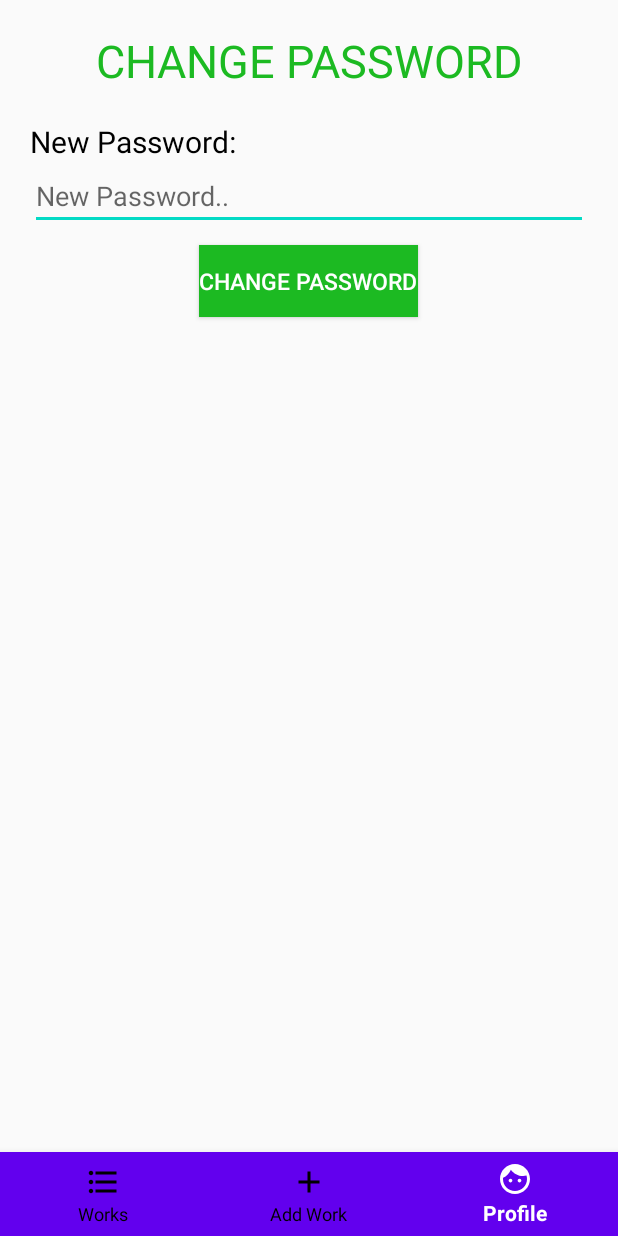
After one commit to tygbspartan/CourseWork, an Android app: the ChangePassword screen opened directly, with no data from a screen before it, on a phone screen of 412 x 824 dp. The commit adds this screen. Run offline under Robolectric (Android 15) with nearby library versions, the phone set to English and light mode, and no system bars; our stand-ins replace Firebase (no records; nobody signed in at launch, a user with empty details on screens opened directly).

Commit message:
Edit Profile and Change Password

```diff
--- a/app/src/main/AndroidManifest.xml
+++ b/app/src/main/AndroidManifest.xml
@@ -12,7 +12,8 @@
         android:roundIcon="@drawable/eg"
         android:supportsRtl="true"
         android:theme="@style/AppTheme">
-        <activity android:name=".EditProfile"></activity>
+        <activity android:name=".ChangePassword"></activity>
+        <activity android:name=".EditProfile" />
         <activity android:name=".Profile" />
         <activity android:name=".AddWorks" />
         <activity android:name=".Works" />
--- /dev/null
+++ b/app/src/main/java/com/example/eg/ChangePassword.java
@@ -0,0 +1,88 @@
+package com.example.eg;
+
+import androidx.annotation.NonNull;
+import androidx.appcompat.app.AppCompatActivity;
+
+import android.content.Intent;
+import android.os.Bundle;
+import android.view.MenuItem;
+import android.view.View;
+import android.widget.Button;
+import android.widget.EditText;
+import android.widget.Toast;
+
+import com.google.android.gms.tasks.OnCompleteListener;
+import com.google.android.gms.tasks.Task;
+import com.google.android.material.bottomnavigation.BottomNavigationView;
+import com.google.firebase.auth.FirebaseAuth;
+import com.google.firebase.auth.FirebaseUser;
+
+public class ChangePassword extends AppCompatActivity {
+
+    private EditText newPassword;
+    private Button change;
+
+    private FirebaseUser firebaseUser;
+
+    @Override
+    protected void onCreate(Bundle savedInstanceState) {
+        super.onCreate(savedInstanceState);
+        setContentView(R.layout.activity_change_password);
+
+        newPassword = findViewById(R.id.etNewPassword);
+        change = findViewById(R.id.btnChange);
+
+        firebaseUser = FirebaseAuth.getInstance().getCurrentUser();
+
+            change.setOnClickListener(new View.OnClickListener() {
+                @Override
+                public void onClick(View view) {
+
+                    String userPasswordNew = newPassword.getText().toString();
+                    firebaseUser.updatePassword(userPasswordNew).addOnCompleteListener(new OnCompleteListener<Void>() {
+                        @Override
+                        public void onComplete(@NonNull Task<Void> task) {
+                            if (task.isSuccessful()) {
+                                Toast.makeText(ChangePassword.this, "Password has been changed", Toast.LENGTH_SHORT).show();
+                                finish();
+                            }
+                            else {
+                                Toast.makeText(ChangePassword.this, "Ops, Password could not be updated.", Toast.LENGTH_SHORT).show();
+                            }
+                        }
+                    });
+                }
+            });
+
+
+
+        //initialize and assign variable
+        BottomNavigationView bottomNavigationView = findViewById(R.id.bottom_nav);
+
+        //Set Home Selected
+        bottomNavigationView.setSelectedItemId(R.id.profile_id);
+
+        //Perform ItemSelectedListener
+        bottomNavigationView.setOnNavigationItemSelectedListener(new BottomNavigationView.OnNavigationItemSelectedListener() {
+            @Override
+            public boolean onNavigationItemSelected(@NonNull MenuItem menuItem) {
+                switch (menuItem.getItemId()){
+                    case R.id.works_id:
+                        startActivity(new Intent(getApplicationContext(),Works.class));
+                        overridePendingTransition(0,0);
+                        return true;
+                    case R.id.add_work_id:
+                        startActivity(new Intent(getApplicationContext(),AddWorks.class));
+                        overridePendingTransition(0,0);
+                        return true;
+                    case R.id.profile_id:
+                        startActivity(new Intent(getApplicationContext(),Profile.class));
+                        overridePendingTransition(0,0);
+                        return true;
+                }
+                return false;
+            }
+        });
+    }
+
+}
--- a/app/src/main/java/com/example/eg/MainActivity.java
+++ b/app/src/main/java/com/example/eg/MainActivity.java
@@ -63,10 +63,16 @@ public class MainActivity extends AppCompatActivity {
             Toast.makeText(this, "Password Length Insuff..", Toast.LENGTH_SHORT).show();
             return;
         }
+
+        else if (name.isEmpty() || contact.isEmpty() || location.isEmpty() || email.isEmpty() || pass.isEmpty() || confirm_pass.isEmpty()){
+            Toast.makeText(this, "Fields should not be empty!!", Toast.LENGTH_SHORT).show();
+        }
+
         else if(pass.equals(confirm_pass)){
             //crieteria pass for signup user
             createAccount(email,pass);
         }
+
         else{
             Toast.makeText(this, "Password Dont Match", Toast.LENGTH_SHORT).show();
         }
--- /dev/null
+++ b/app/src/main/res/layout/activity_change_password.xml
@@ -0,0 +1,79 @@
+<?xml version="1.0" encoding="utf-8"?>
+<RelativeLayout xmlns:android="http://schemas.android.com/apk/res/android"
+    xmlns:app="http://schemas.android.com/apk/res-auto"
+    xmlns:tools="http://schemas.android.com/tools"
+    android:layout_width="match_parent"
+    android:layout_height="match_parent"
+    tools:context=".ChangePassword">
+
+    <LinearLayout xmlns:android="http://schemas.android.com/apk/res/android"
+        xmlns:app="http://schemas.android.com/apk/res-auto"
+        xmlns:tools="http://schemas.android.com/tools"
+        android:layout_width="match_parent"
+        android:layout_height="match_parent"
+        android:layout_above="@+id/bottom_nav"
+        android:orientation="vertical"
+        android:padding="20dp"
+        tools:context=".EditProfile">
+
+    <TextView
+        android:layout_width="match_parent"
+        android:layout_height="wrap_content"
+        android:gravity="center"
+        android:text="CHANGE PASSWORD"
+        android:textColor="#1CBA22"
+        android:textSize="30dp" />
+
+    <TextView
+        android:layout_width="match_parent"
+        android:layout_height="wrap_content"
+        android:layout_marginTop="20dp"
+        android:text="New Password:"
+        android:textColor="#000000"
+        android:textSize="20dp" />
+
+    <EditText
+        android:id="@+id/etNewPassword"
+        android:layout_width="match_parent"
+        android:layout_height="wrap_content"
+        android:inputType="textPassword"
+        android:hint="New Password.." />
+
+<!--    <TextView-->
+<!--        android:layout_width="match_parent"-->
+<!--        android:layout_height="wrap_content"-->
+<!--        android:layout_marginTop="10dp"-->
+<!--        android:text="Confirm Password:"-->
+<!--        android:textColor="#000000"-->
+<!--        android:textSize="20dp" />-->
+
+<!--    <EditText-->
+<!--        android:id="@+id/etNewConfirmPassword"-->
+<!--        android:layout_width="match_parent"-->
+<!--        android:layout_height="wrap_content"-->
+<!--        android:hint="Confirm Password.."-->
+<!--        android:inputType="textPassword" />-->
+
+    <Button
+        android:id="@+id/btnChange"
+        android:layout_marginTop="10dp"
+        android:layout_gravity="center"
+        android:text="Change Password"
+        android:textSize="15dp"
+        android:textColor="#FFFFFF"
+        android:background="#1CBA22"
+        android:layout_width="wrap_content"
+        android:layout_height="wrap_content"/>
+    </LinearLayout>
+
+    <com.google.android.material.bottomnavigation.BottomNavigationView
+        android:id="@+id/bottom_nav"
+        android:layout_width="match_parent"
+        android:layout_height="wrap_content"
+        android:layout_alignParentBottom="true"
+        app:itemBackground="@color/colorPrimary"
+        app:itemIconTint="@drawable/selector"
+        app:itemTextColor="@drawable/selector"
+        app:menu="@menu/menu_nav" />
+
+</RelativeLayout>
```
Also changed, not shown: app/src/main/java/com/example/eg/EditProfile.java (+92 -0 lines), app/src/main/java/com/example/eg/Profile.java (+11 -5 lines), app/src/main/res/layout/activity_edit_profile.xml (+101 -2 lines), app/src/main/res/layout/activity_profile.xml (+4 -5 lines).
